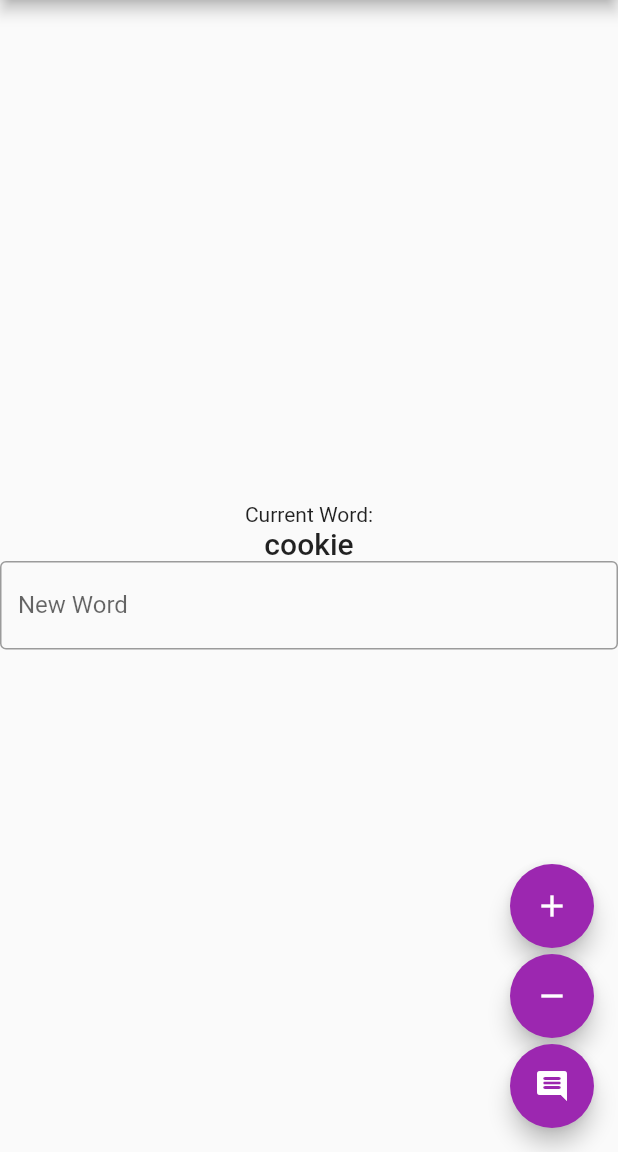
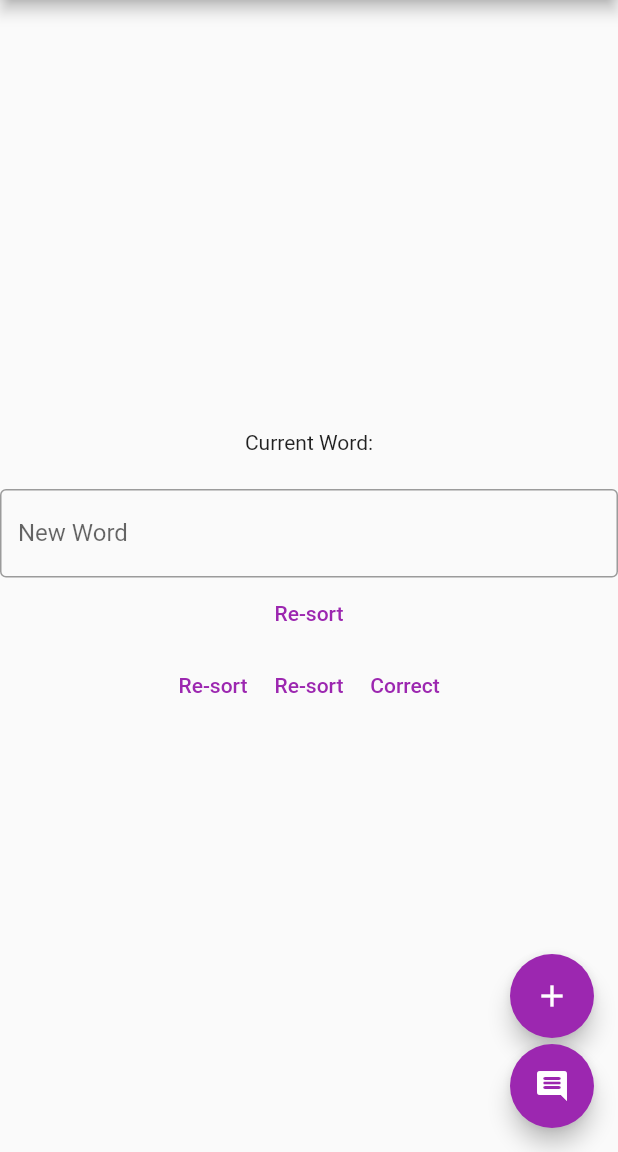
Before and after one commit to ArchaicAccount/AP-Research-SRS-Demo, a Flutter app: the screen it shows after launch, after a tap on the "add" icon, on a phone screen of 412 x 824 dp, the part 84-1236 px from its top. Run offline on Flutter 3.47's test engine with Material 2 defaults, Android fonts, the light colour scheme and no system bars.

Commit message:
Moving finalized SRS functionality from it's branch to main.

```diff
--- a/ap_research_srs_chatbot_combo_attempt_1/lib/main.dart
+++ b/ap_research_srs_chatbot_combo_attempt_1/lib/main.dart
@@ -1,5 +1,7 @@
 import 'package:ap_research_srs_chatbot_combo_attempt_1/vocabWord.dart';
 import 'package:flutter/material.dart';
+
+import 'deckHandler.dart';
 
 void main() {
   runApp(const MyApp());
@@ -34,39 +36,45 @@ class MyHomePage extends StatefulWidget {
 class _MyHomePageState extends State<MyHomePage> {
   var _displayedWord = "";
   int runningThrough = 0;
+  //declerations
+  var practiceDeck = new DeckHandler();
 
   //declerations
 
-  List srsList = [
-    VocabWord("monkey", DateTime.now()),
-    VocabWord("cookie", DateTime.now()),
-    VocabWord("testCase", DateTime.now())
-  ];
   //creates a text editing controller that allows us to handle inputs from users and assign new words
   TextEditingController keyboardMonkey = TextEditingController();
 
+  //replacing this with a randomzier instead of up down
   void _incrementCounter() {
     setState(() {
-      if (runningThrough < srsList.length - 1) {
-        runningThrough++;
+      if (practiceDeck.currentReviews.length > 1) {
+        _displayedWord = practiceDeck.getNextReview();
+        // if (runningThrough < practiceDeck.currentReviews.length - 1) {
+        //   runningThrough++;
+        // }
+        // _displayedWord = practiceDeck.currentReviews[runningThrough].getWord();
+        // print(_displayedWord);
+      } else {
+        // this is temp, need to replace with some sort of onscreen alert cause the user will never see this rn
+        print("no words need to be reviewed right now!");
       }
-      _displayedWord = srsList[runningThrough].word;
-    });
-  }
-
-  void _decrementCounter() {
-    setState(() {
-      if (runningThrough > 0) {
-        runningThrough--;
-      }
-      _displayedWord = srsList[runningThrough].word;
     });
   }
 
   //creates a new object with the word in the bar and the
   void _newWord() {
-    srsList.add(VocabWord(keyboardMonkey.text, DateTime.now()));
+    practiceDeck.addWord(keyboardMonkey.text);
+
     keyboardMonkey.clear();
+    //temp if statement that adds 3 words to the list for testing purposes
+
+    if (practiceDeck.currentReviews.length <= 1) {
+      practiceDeck.practiceWordGen();
+      practiceDeck.reviewed(0);
+      practiceDeck.reviewed(0);
+      practiceDeck.reviewed(0);
+      practiceDeck.reviewed(0);
+    }
   }
 
   @override
@@ -88,15 +96,6 @@ class _MyHomePageState extends State<MyHomePage> {
               '$_displayedWord',
               style: Theme.of(context).textTheme.headline6,
             ),
-            // const TextField(
-            //   onSubmitted: (String value) async {
-            //     _newWord(value);
-            //   }
-            //   decoration: InputDecoration(
-            //     border: OutlineInputBorder();
-            //     labelText: 'Add a Word';
-            //   )
-            // ),
             TextField(
               obscureText: false,
               decoration: InputDecoration(
@@ -104,14 +103,19 @@ class _MyHomePageState extends State<MyHomePage> {
                 labelText: 'New Word',
               ),
               controller: keyboardMonkey,
+            ),
+            CheckReviewsButton(practiceDeck),
+            Row(
+              mainAxisAlignment: MainAxisAlignment.center,
+              children: <Widget>[
+                CheckReviewsButton(practiceDeck),
+                CheckReviewsButton(practiceDeck),
+                correctGuessButton(practiceDeck, runningThrough)
+              ],
             )
           ],
         ),
       ),
-      //  elevatedButton: ElevatedButton(
-      //   onPressed: _newWord,
-      //   child: Text("Add a word"),
-      // ),
       floatingActionButton: Column(
         crossAxisAlignment: CrossAxisAlignment.end,
         mainAxisAlignment: MainAxisAlignment.end,
@@ -123,12 +127,14 @@ class _MyHomePageState extends State<MyHomePage> {
             child: const Icon(Icons.add),
           ),
           const SizedBox(height: 4),
-          FloatingActionButton(
-            onPressed: _decrementCounter,
-            tooltip: 'Increment',
-            child: const Icon(Icons.remove),
-          ),
-          const SizedBox(height: 4),
+
+          // //increment/decrement are temp bottons that should be removed before shipping, only used to check whats in the list
+          // FloatingActionButton(
+          //   onPressed: _decrementCounter,
+          //   tooltip: 'Increment',
+          //   child: const Icon(Icons.remove),
+          // ),
+          // const SizedBox(height: 4),
           FloatingActionButton(
             onPressed: _newWord,
             tooltip: 'Increment',
@@ -139,3 +145,41 @@ class _MyHomePageState extends State<MyHomePage> {
     ); // This trailing comma makes auto-formatting nicer for build methods.
   }
 }
+
+class CheckReviewsButton extends StatelessWidget {
+  var theDeckToCheck;
+
+  CheckReviewsButton(this.theDeckToCheck);
+
+  @override
+  Widget build(BuildContext context) {
+    return TextButton(
+      onPressed: () {
+        theDeckToCheck.recentReviewsCheck();
+      },
+      //change this text it's bad and boring and doesnt convey the right messag
+      child: const Text('Re-sort'),
+    );
+  }
+}
+
+class correctGuessButton extends StatelessWidget {
+  var theDecktoCheck;
+  int wordLocationToCheck;
+
+  correctGuessButton(this.theDecktoCheck, this.wordLocationToCheck);
+
+  //for now we just have a correct incorrect but possibly add a scaling typing thing with direct interval editing so you can be like "sorta got it", "didnt got it", "got it"
+  @override
+  Widget build(BuildContext context) {
+    return TextButton(
+      onPressed: () {
+        theDecktoCheck.reviewed(wordLocationToCheck);
+
+        //consider adding somthing that will change the current word listed after button is clicked, technically not necssary but would make program much more user freindly
+      },
+      //change this text it's bad and boring and doesnt convey the right messag
+      child: const Text('Correct'),
+    );
+  }
+}
--- a/ap_research_srs_chatbot_combo_attempt_1/lib/vocabWord.dart
+++ b/ap_research_srs_chatbot_combo_attempt_1/lib/vocabWord.dart
@@ -1,16 +1,21 @@
+import 'package:flutter/animation.dart';
+
 class VocabWord {
   //declerations
-  var word;
-  int currentInterval = 0;
+  String word;
+  int currentInterval;
   var lastRecallDate;
 
   //constructor
-  VocabWord(this.word, this.lastRecallDate);
+  VocabWord(this.word, this.lastRecallDate, this.currentInterval);
 
   //updates the current interval of the word based off weather or not the answer was correct
   updateInterval(bool correct) {
     if (correct) {
-      currentInterval++;
+      //need a diffrent exception handler or way to make this scalable maybe just like random var they all have idk
+      if (currentInterval < 3) {
+        currentInterval++;
+      }
       updateRecallDate();
     } else {
       currentInterval = 0;
@@ -24,6 +29,7 @@ class VocabWord {
   //returns how long ago the last recall was in # of days (int)
   daysSinceLastRecall() {
     var x = DateTime.now().difference(lastRecallDate);
+
     return x.inDays;
   }
 
```
Also changed, not shown: ap_research_srs_chatbot_combo_attempt_1/lib/deckHandler.dart (added, +65 -0 lines).
